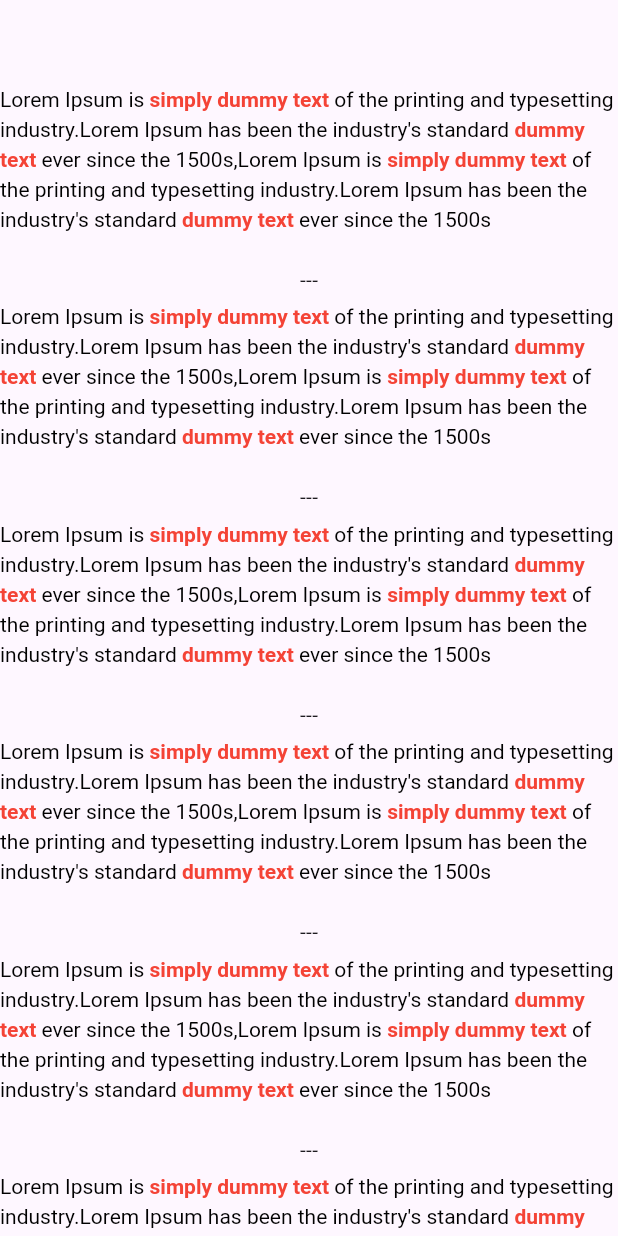
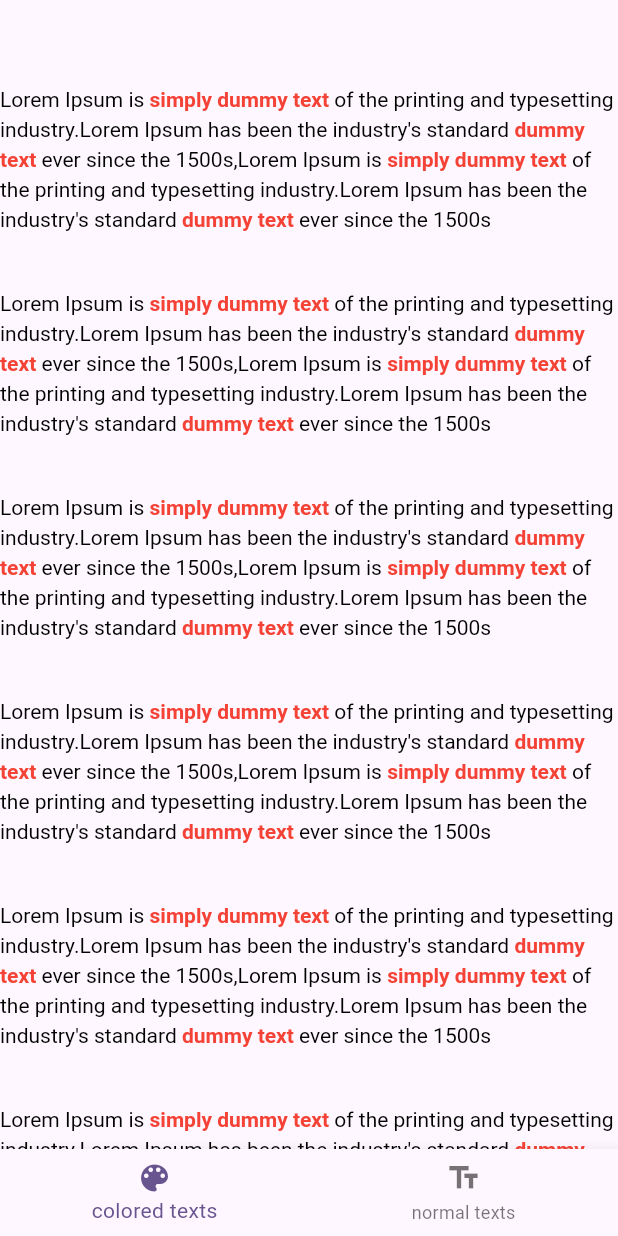
Before and after one commit to liodali/text_coloration, a Flutter app: the screen it shows after launch, on a phone screen of 412 x 824 dp. Run offline on Flutter 3.47's test engine with Material 3 defaults, Android fonts, the phone set to English and light mode, and no system bars.

Commit message:
improve example

```diff
--- a/example/lib/main.dart
+++ b/example/lib/main.dart
@@ -19,11 +19,52 @@ class MyApp extends StatelessWidget {
         ),
         useMaterial3: true,
       ),
-      home: Scaffold(
-        appBar: AppBar(),
-        body: const Center(
-          child: TextColorationExamples(),
-        ),
+      home: const FirstExamplePage(),
+    );
+  }
+}
+
+class FirstExamplePage extends StatefulWidget {
+  const FirstExamplePage({super.key});
+
+  @override
+  State<StatefulWidget> createState() => _StateFirstExample();
+}
+
+class _StateFirstExample extends State<FirstExamplePage> {
+  var index = 0;
+  @override
+  Widget build(BuildContext context) {
+    return Scaffold(
+      appBar: AppBar(),
+      body: IndexedStack(
+        index: index,
+        children: const [
+          TextColorationExamples(),
+          TextExample(),
+        ],
+      ),
+      bottomNavigationBar: BottomNavigationBar(
+        currentIndex: index,
+        onTap: (index) {
+          setState(() {
+            this.index = index;
+          });
+        },
+        items: const [
+          BottomNavigationBarItem(
+            icon: Icon(
+              Icons.color_lens,
+            ),
+            label: "colored texts",
+          ),
+          BottomNavigationBarItem(
+            icon: Icon(
+              Icons.text_fields,
+            ),
+            label: "normal texts",
+          ),
+        ],
       ),
     );
   }
@@ -34,12 +75,42 @@ class TextColorationExamples extends StatelessWidget {
 
   @override
   Widget build(BuildContext context) {
+    return ListView.builder(
+      itemBuilder: (context, _) {
+        return Padding(
+          padding: const EdgeInsets.only(bottom: 16),
+          child: TextColorationWidget(
+            searchedTextStyle: const TextStyle(
+              color: Colors.red,
+              fontWeight: FontWeight.bold,
+            ),
+            textToStyled: "simply dummy text",
+            text:
+                "Lorem Ipsum is simply dummy text of the printing and typesetting industry.Lorem Ipsum has been the industry's standard dummy text ever since the 1500s,Lorem Ipsum is simply dummy text of the printing and typesetting industry.Lorem Ipsum has been the industry's standard dummy text ever since the 1500s ",
+            defaultTextStyleColor: const TextStyle(color: Colors.black),
+            //maxlines: 6,
+          ),
+        );
+      },
+      itemCount: 50,
+      addAutomaticKeepAlives: true,
+      addRepaintBoundaries: false,
+    );
+  }
+}
+
+class TextExample extends StatelessWidget {
+  const TextExample({super.key});
+
+  @override
+  Widget build(BuildContext context) {
     return SingleChildScrollView(
       child: Column(
         mainAxisSize: MainAxisSize.min,
         children: [
-          for (var i = 0; i < 20; i++) ...[
-            TextColorationWidget(
+          Padding(
+            padding: const EdgeInsets.only(bottom: 16),
+            child: TextColorationWidget(
               searchedTextStyle: const TextStyle(
                 color: Colors.red,
                 fontWeight: FontWeight.bold,
@@ -48,31 +119,16 @@ class TextColorationExamples extends StatelessWidget {
               text:
                   "Lorem Ipsum is simply dummy text of the printing and typesetting industry.Lorem Ipsum has been the industry's standard dummy text ever since the 1500s,Lorem Ipsum is simply dummy text of the printing and typesetting industry.Lorem Ipsum has been the industry's standard dummy text ever since the 1500s ",
               defaultTextStyleColor: const TextStyle(color: Colors.black),
-              //maxlines: 6,
             ),
+          ),
+          for (var i = 0; i < 50; i++) ...[
+            const Text(
+                "Lorem Ipsum is simply dummy text of the printing and typesetting industry.Lorem Ipsum has been the industry's standard dummy text ever since the 1500s,Lorem Ipsum is simply dummy text of the printing and typesetting industry.Lorem Ipsum has been the industry's standard dummy text ever since the 1500s"),
             const Text("---"),
             const SizedBox(
               height: 5,
             )
           ],
-          TextColorationWidget(
-            searchedTextStyle: const TextStyle(
-              color: Colors.red,
-              fontWeight: FontWeight.bold,
-            ),
-            textToStyled: "simply dummy text 1500s",
-            text:
-                "Lorem Ipsum is simply dummy text of the printing and typesetting industry.Lorem Ipsum has been the industry's standard dummy text ever since the 1500s,Lorem Ipsum is simply dummy text of the printing and typesetting industry.Lorem Ipsum has been the industry's standard dummy text ever since the 1500s ",
-            defaultTextStyleColor: const TextStyle(color: Colors.black),
-            //maxlines: 10,
-            //size: Size(double.maxFinite, 60),
-          ),
-          const Text("---"),
-          const SizedBox(
-            height: 5,
-          ),
-          const Text(
-              "Lorem Ipsum is simply dummy text of the printing and typesetting industry.Lorem Ipsum has been the industry's standard dummy text ever since the 1500s,Lorem Ipsum is simply dummy text of the printing and typesetting industry.Lorem Ipsum has been the industry's standard dummy text ever since the 1500s")
         ],
       ),
     );
```
